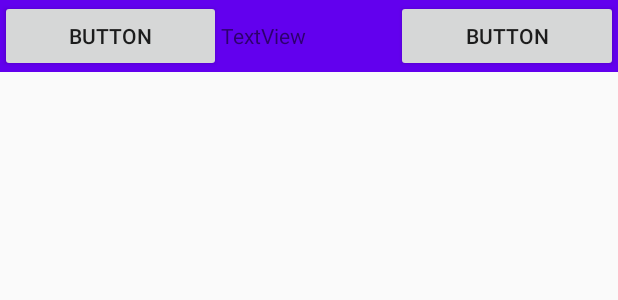
After one commit to walkerwyl/email, an Android app: the layout add_target_address_layout.xml on its own in the app's theme, with its tools: preview values and no code run, on a phone screen of 412 x 824 dp. The commit adds this screen. Shown: the top 300 px of the screen. Run offline under Robolectric (Android 15) with nearby library versions, the phone set to English and light mode, and no system bars.

Commit message:
文本邮件的书写与发送功能的实现

```diff
--- /dev/null
+++ b/app/src/main/res/layout/add_target_address_layout.xml
@@ -0,0 +1,46 @@
+<?xml version="1.0" encoding="utf-8"?>
+<LinearLayout xmlns:android="http://schemas.android.com/apk/res/android"
+    xmlns:app="http://schemas.android.com/apk/res-auto"
+    xmlns:tools="http://schemas.android.com/tools"
+    android:layout_width="match_parent"
+    android:layout_height="match_parent"
+    android:orientation="vertical"
+    tools:context=".AddTargetAddressActivity">
+
+    <LinearLayout
+        android:layout_width="match_parent"
+        android:layout_height="wrap_content"
+        android:background="@color/colorPrimary"
+        android:layout_marginBottom="20dp"
+        android:orientation="horizontal">
+
+        <Button
+            android:id="@+id/button"
+            android:layout_width="wrap_content"
+            android:layout_height="wrap_content"
+            android:layout_weight="1"
+            android:text="Button" />
+
+        <TextView
+            android:id="@+id/textView3"
+            android:layout_width="wrap_content"
+            android:layout_height="wrap_content"
+            android:layout_weight="1"
+            android:text="TextView" />
+
+        <Button
+            android:id="@+id/button2"
+            android:layout_width="wrap_content"
+            android:layout_height="wrap_content"
+            android:layout_weight="1"
+            android:text="Button" />
+    </LinearLayout>
+
+    <ListView
+        android:id="@+id/list_target_address"
+        android:layout_width="match_parent"
+        android:layout_height="match_parent"
+        android:paddingLeft="16dp"
+        android:paddingRight="16dp"
+        />
+</LinearLayout>
--- a/app/src/main/res/menu/main.xml
+++ b/app/src/main/res/menu/main.xml
@@ -11,7 +11,7 @@
     <item
         android:id="@+id/action_add_email"
         android:orderInCategory="100"
-        android:title="添加邮件"
+        android:title="添加邮箱"
         app:showAsAction="never" />
 
     <item
```
Also changed, not shown: app/src/main/AndroidManifest.xml (+8 -5 lines), app/src/main/java/com/swufe/email/AddTargetAddressActivity.java (added, +30 -0 lines), app/src/main/java/com/swufe/email/MainActivity.java (+7 -2 lines), app/src/main/java/com/swufe/email/SendEmailActivity.java (added, +119 -0 lines), app/src/main/java/com/swufe/email/WriteEmailActivity.java (+79 -1 lines), app/src/main/res/layout/send_email_layout.xml (added, +18 -0 lines), app/src/main/res/layout/target_address_item.xml (added, +23 -0 lines), app/src/main/res/layout/write_email_layout.xml (+13 -8 lines).
